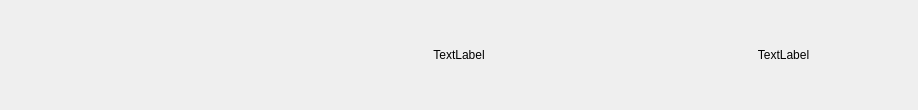
Above: frame/TitleBar.ui from EllieYY/ism before the change. Below: the same form after it.
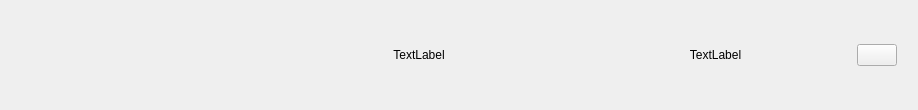
That is the form after the change.

Diff of the .ui file:
```diff
--- a/frame/TitleBar.ui
+++ b/frame/TitleBar.ui
@@ -46,7 +46,7 @@
    </property>
    <item>
     <widget class="QWidget" name="titleBg" native="true">
-     <layout class="QHBoxLayout" name="horizontalLayout" stretch="40,291,531,196,348,465,49">
+     <layout class="QHBoxLayout" name="horizontalLayout" stretch="40,291,531,196,348,465,0,0,49">
       <property name="spacing">
        <number>0</number>
       </property>
@@ -134,6 +134,26 @@
         </property>
        </widget>
       </item>
+      <item>
+       <spacer name="horizontalSpacer_5">
+        <property name="orientation">
+         <enum>Qt::Horizontal</enum>
+        </property>
+        <property name="sizeHint" stdset="0">
+         <size>
+          <width>40</width>
+          <height>20</height>
+         </size>
+        </property>
+       </spacer>
+      </item>
+      <item>
+       <widget class="QPushButton" name="tLogoutBtn">
+        <property name="text">
+         <string/>
+        </property>
+       </widget>
+      </item>
       <item>
        <spacer name="horizontalSpacer_2">
         <property name="orientation">
```
